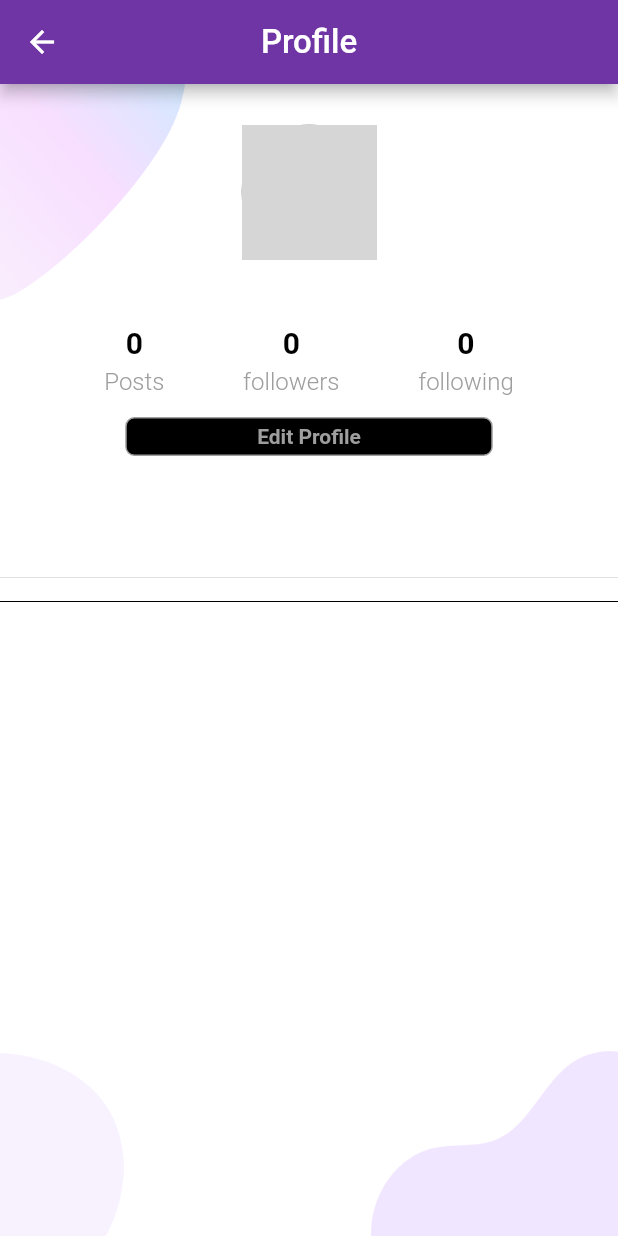
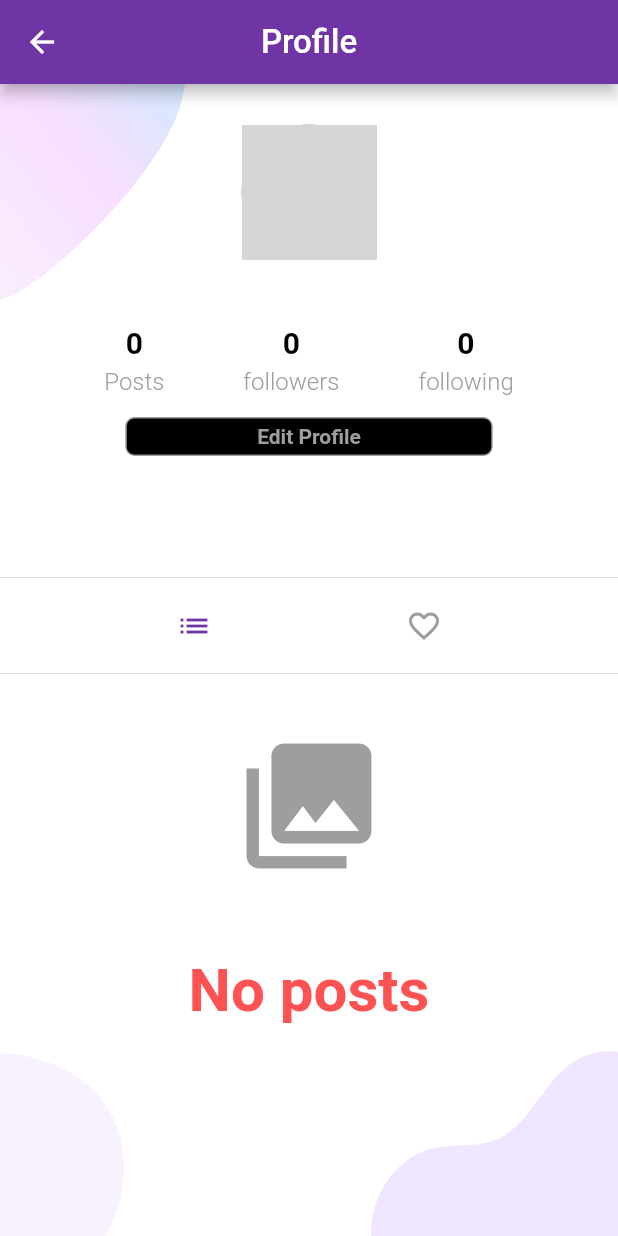
Before and after one commit to Satyam-Jaiswal/Social-Media-App, a Flutter app: the ProfilePage screen opened directly, on a phone screen of 412 x 824 dp. Run offline on Flutter 3.47's test engine with Material 2 defaults, Android fonts, the phone set to English and light mode, and no system bars; our stand-ins replace cached_network_image, cloud_firestore, firebase_storage, flutter_svg, google_sign_in, image_picker; accounts and stored records are empty; network calls fail; grey boxes are pictures that could not be loaded.

Commit message:
create new layout of post

```diff
--- a/lib/Screens/checkLogin.dart
+++ b/lib/Screens/checkLogin.dart
@@ -24,6 +24,7 @@ final GoogleSignIn gSignIn = GoogleSignIn();
 final activityFeedReference = Firestore.instance.collection("feed");
 final postsReference = Firestore.instance.collection("posts");
 final storageReference = FirebaseStorage.instance.ref().child("Post Pictures");
+
 
 final followersReference = Firestore.instance.collection("followers");
 final followingReference = Firestore.instance.collection("following");
--- a/lib/Screens/profile.dart
+++ b/lib/Screens/profile.dart
@@ -1,13 +1,18 @@
+// import 'dart:html';
+
+// import '/dart:html';
+
 import 'package:Walnut/Components/backgroung.dart';
 import 'package:Walnut/models/postWidget.dart';
 import 'package:Walnut/models/user.dart';
+import 'package:Walnut/widgets/PostTile.dart';
 import 'package:Walnut/widgets/headerWidget.dart';
-import 'package:Walnut/widgets/rounded_button.dart';
+// import 'package:Walnut/widgets/rounded_button.dart';
 import 'package:cached_network_image/cached_network_image.dart';
 import 'package:cloud_firestore/cloud_firestore.dart';
 import 'package:flutter/material.dart';
 
-import '../constants.dart';
+// import '../constants.dart';
 import 'checkLogin.dart';
 import 'editprofilepage.dart';
 
@@ -27,7 +32,7 @@ class _ProfilePageState extends State<ProfilePage> {
   bool loading = false;
   int countPost = 0;
   List<PostWidget> postsList = [];
-  String postOrientation = "grid";
+  String postOrientation = "list";
   int countTotalFollowers = 0;
   int countTotalFollowings = 0;
   bool following = false;
@@ -362,12 +367,100 @@ class _ProfilePageState extends State<ProfilePage> {
           children: <Widget>[
             creteProfileTopView(),
             Divider(),
-            Divider(
-              color: Colors.black,
-            ),
+            createListAndGridPostOrientation(),
+            Divider(),
+            Center(child: displayProfilePost()),
           ],
         ),
       ),
     );
   }
+
+  createListAndGridPostOrientation() {
+    return Row(
+      mainAxisAlignment: MainAxisAlignment.spaceEvenly,
+      children: <Widget>[
+        IconButton(
+          onPressed: () => setOrientation("list"),
+          icon: Icon(Icons.list),
+          color: postOrientation == "list"
+              ? Theme.of(context).primaryColor
+              : Colors.grey,
+        ),
+        IconButton(
+          onPressed: () => setOrientation("grid"),
+          icon: Icon(Icons.favorite_outline_outlined),
+          color: postOrientation == "grid"
+              ? Theme.of(context).primaryColor
+              : Colors.grey,
+        ),
+      ],
+    );
+  }
+
+  HealthStats(){
+    return Container(child: Text('YOU CANNOT ASCESS THIS DATA'),);
+  }
+
+  setOrientation(String orientation) {
+    setState(() {
+      this.postOrientation = orientation;
+    });
+  }
+
+  displayProfilePost() {
+    if (loading) {
+      return CircularProgressIndicator();
+    } else if (postsList.isEmpty) {
+      return Container(
+        child: Column(
+          mainAxisAlignment: MainAxisAlignment.center,
+          children: <Widget>[
+            Padding(
+              padding: EdgeInsets.all(30.0),
+              child: Icon(
+                Icons.photo_library,
+                color: Colors.grey,
+                size: 100.0,
+              ),
+            ),
+            Padding(
+              padding: EdgeInsets.only(top: 20.0),
+              child: Text(
+                "No posts",
+                style: TextStyle(
+                    color: Colors.redAccent,
+                    fontWeight: FontWeight.bold,
+                    fontSize: 40.0),
+              ),
+            ),
+          ],
+        ),
+      );
+    } else if (postOrientation == "grid") {
+      return Center(child: Column(
+        children:<Widget> [
+          SizedBox(height: 80,),
+          Text('you cannot ascess this data'),
+        ],
+      ),);
+      // List<GridTile> gridTilesList = [];
+      // postsList.forEach((eachPost) {
+      //   gridTilesList.add(GridTile(child: PostTile(eachPost)));
+      // // });
+      // return GridView.count(
+      //   crossAxisCount: 3,
+      //   childAspectRatio: 1.0,
+      //   mainAxisSpacing: 1.5,
+      //   crossAxisSpacing: 1.5,
+      //   shrinkWrap: true,
+      //   physics: NeverScrollableScrollPhysics(),
+      //   children: gridTilesList,
+
+    } else if (postOrientation == "list") {
+      return Column(
+        children: postsList,
+      );
+    }
+  }
 }
```
Also changed, not shown: lib/Screens/postScreenPage.dart (added, +43 -0 lines), lib/models/postWidget.dart (+14 -13 lines), lib/widgets/PostTile.dart (added, +25 -0 lines).
